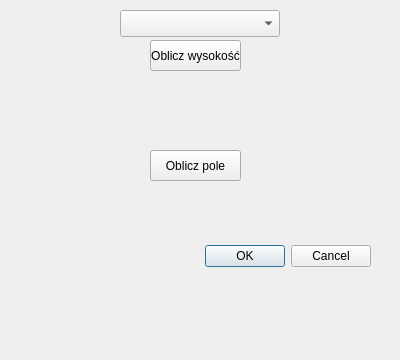
Old version of the form projekt_2/projekt_2_dialog_base.ui in the repository Em2510/projekt_2.
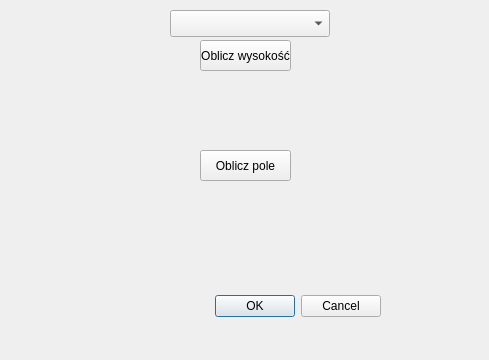
New version of the form. Custom widgets are drawn as their Qt base class.

```diff
--- a/projekt_2/projekt_2_dialog_base.ui
+++ b/projekt_2/projekt_2_dialog_base.ui
@@ -6,7 +6,7 @@
    <rect>
     <x>0</x>
     <y>0</y>
-    <width>400</width>
+    <width>489</width>
     <height>360</height>
    </rect>
   </property>
@@ -16,8 +16,8 @@
   <widget class="QDialogButtonBox" name="button_box">
    <property name="geometry">
     <rect>
-     <x>30</x>
-     <y>240</y>
+     <x>40</x>
+     <y>290</y>
      <width>341</width>
      <height>32</height>
     </rect>
@@ -32,7 +32,7 @@
   <widget class="QPushButton" name="pushButton_wysokosc">
    <property name="geometry">
     <rect>
-     <x>150</x>
+     <x>200</x>
      <y>40</y>
      <width>91</width>
      <height>31</height>
@@ -45,7 +45,7 @@
   <widget class="QPushButton" name="pushButton_pole">
    <property name="geometry">
     <rect>
-     <x>150</x>
+     <x>200</x>
      <y>150</y>
      <width>91</width>
      <height>31</height>
@@ -58,10 +58,10 @@
   <widget class="QLabel" name="label_wysokosc">
    <property name="geometry">
     <rect>
-     <x>150</x>
+     <x>60</x>
      <y>90</y>
-     <width>91</width>
-     <height>31</height>
+     <width>351</width>
+     <height>51</height>
     </rect>
    </property>
    <property name="text">
@@ -71,10 +71,10 @@
   <widget class="QLabel" name="label_pole">
    <property name="geometry">
     <rect>
-     <x>150</x>
+     <x>60</x>
      <y>190</y>
-     <width>91</width>
-     <height>31</height>
+     <width>351</width>
+     <height>51</height>
     </rect>
    </property>
    <property name="text">
@@ -84,7 +84,7 @@
   <widget class="QgsMapLayerComboBox" name="mMapLayerComboBox_warstwa">
    <property name="geometry">
     <rect>
-     <x>120</x>
+     <x>170</x>
      <y>10</y>
      <width>160</width>
      <height>27</height>
```
